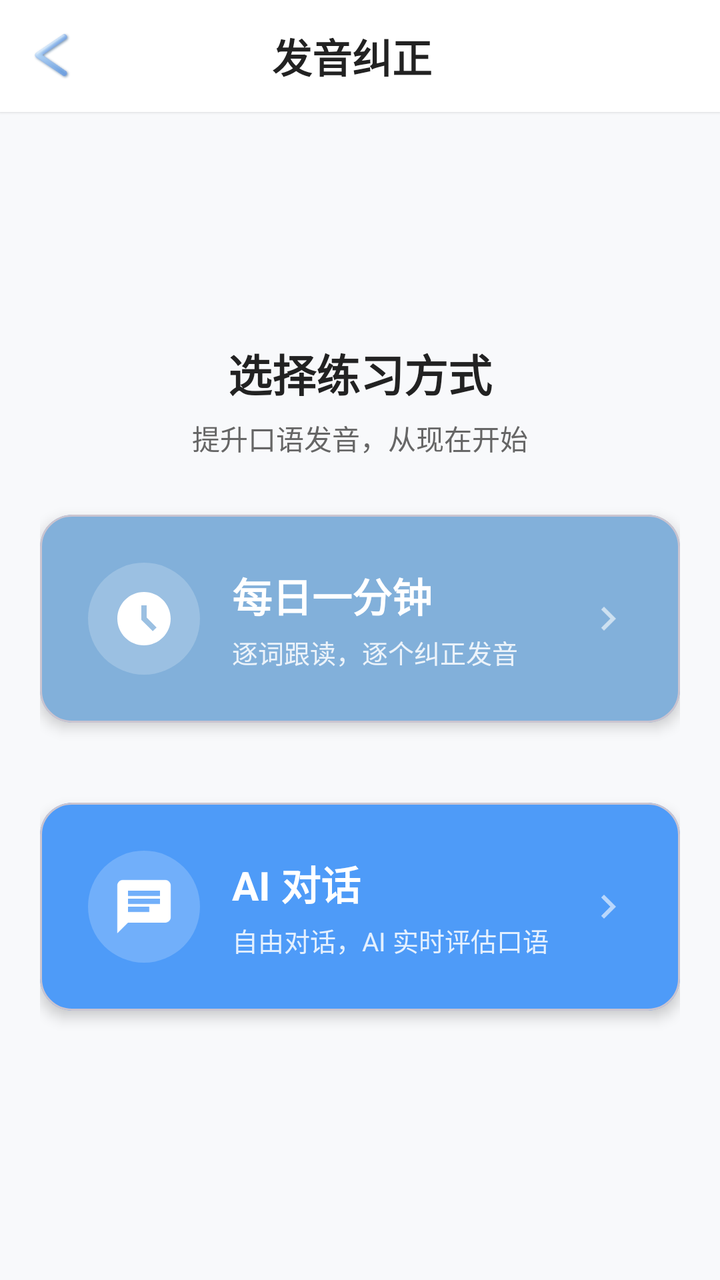
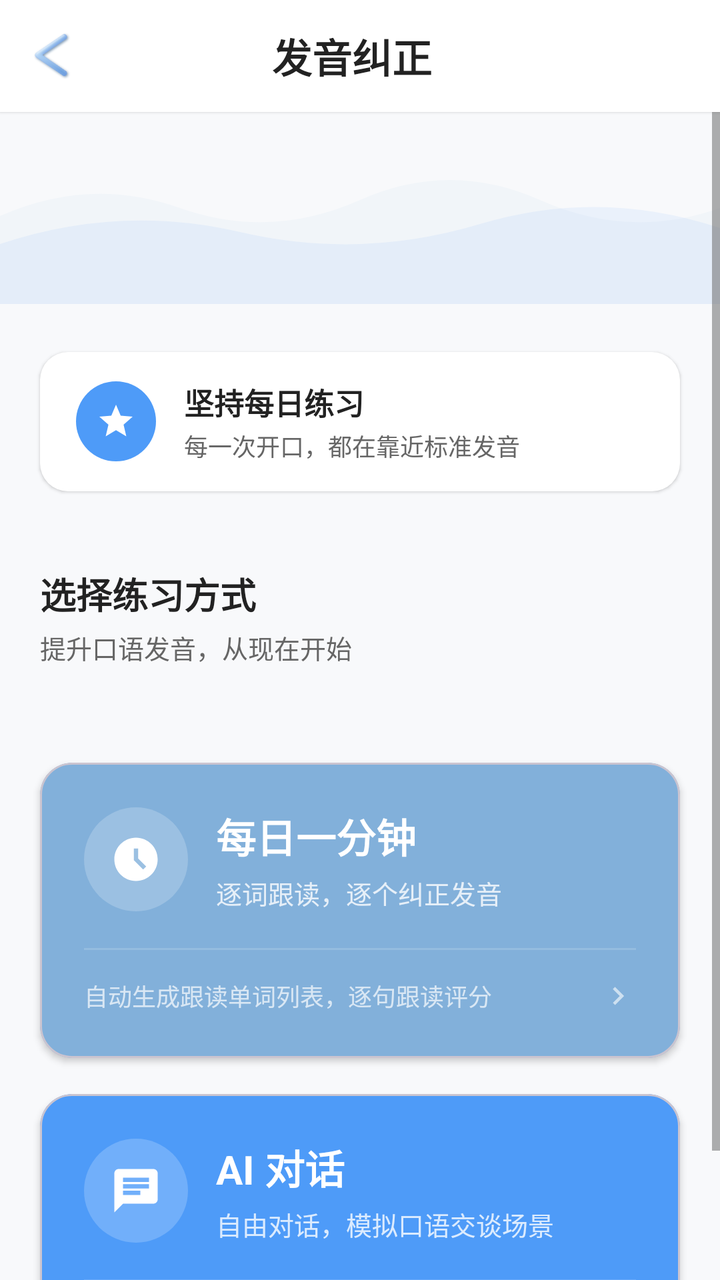

An Android layout rendered at two revisions. The XML below is the earlier revision; the diff shows what the commit changed to produce the second picture.
<!-- AndroidManifest.xml: application theme Theme.Memory -->
<!-- res/layout/pronunciation_menu_layout.xml -->
<?xml version="1.0" encoding="utf-8"?>
<LinearLayout xmlns:android="http://schemas.android.com/apk/res/android"
    xmlns:app="http://schemas.android.com/apk/res-auto"
    xmlns:tools="http://schemas.android.com/tools"
    android:layout_width="match_parent"
    android:layout_height="match_parent"
    android:orientation="vertical"
    android:background="@color/theme_surface"
    tools:context=".ui.treasure_view.pronunciation_view.PronunciationMenuActivity">

    
    <LinearLayout
        android:layout_width="match_parent"
        android:layout_height="56dp"
        android:background="@color/white"
        android:orientation="horizontal"
        android:paddingStart="4dp"
        android:paddingEnd="12dp"
        android:gravity="center_vertical"
        android:elevation="1dp">

        <ImageButton
            android:id="@+id/btn_back"
            android:layout_width="44dp"
            android:layout_height="44dp"
            android:src="@drawable/back"
            android:padding="10dp"
            android:background="?attr/selectableItemBackgroundBorderless"
            android:scaleType="fitCenter"
            android:contentDescription="@string/backBtn_name" />

        <TextView
            android:layout_width="0dp"
            android:layout_height="wrap_content"
            android:layout_weight="1"
            android:text="发音纠正"
            android:textSize="20sp"
            android:textStyle="bold"
            android:gravity="center"
            android:textColor="@color/theme_text_primary" />

        <View
            android:layout_width="44dp"
            android:layout_height="44dp" />
    </LinearLayout>

    
    <ScrollView
        android:layout_width="match_parent"
        android:layout_height="match_parent"
        android:fillViewport="true">

        <LinearLayout
            android:layout_width="match_parent"
            android:layout_height="wrap_content"
            android:orientation="vertical"
            android:gravity="center"
            android:paddingStart="20dp"
            android:paddingEnd="20dp"
            android:paddingTop="32dp"
            android:paddingBottom="32dp">

            <TextView
                android:layout_width="wrap_content"
                android:layout_height="wrap_content"
                android:text="选择练习方式"
                android:textSize="22sp"
                android:textStyle="bold"
                android:textColor="@color/theme_text_primary"
                android:layout_marginBottom="6dp" />

            <TextView
                android:layout_width="wrap_content"
                android:layout_height="wrap_content"
                android:text="提升口语发音，从现在开始"
                android:textSize="14sp"
                android:textColor="@color/theme_text_secondary"
                android:layout_marginBottom="28dp" />

            
            <com.google.android.material.card.MaterialCardView
                android:id="@+id/card_daily_minute"
                android:layout_width="match_parent"
                android:layout_height="wrap_content"
                android:layout_marginBottom="40dp"
                app:cardElevation="4dp"
                app:cardCornerRadius="16dp"
                app:cardBackgroundColor="@color/theme_primary"
                android:clickable="true"
                android:focusable="true"
                android:foreground="?attr/selectableItemBackground">

                <LinearLayout
                    android:layout_width="match_parent"
                    android:layout_height="wrap_content"
                    android:orientation="horizontal"
                    android:gravity="center_vertical"
                    android:padding="24dp">

                    <ImageView
                        android:id="@+id/daily_minute_button"
                        android:layout_width="56dp"
                        android:layout_height="56dp"
                        android:src="@drawable/baseline_access_time_filled_24"
                        android:tint="@color/white"
                        android:background="@drawable/bg_circle_white_translucent"
                        android:padding="12dp"
                        android:contentDescription="每日一分钟" />

                    <LinearLayout
                        android:layout_width="0dp"
                        android:layout_height="wrap_content"
                        android:layout_weight="1"
                        android:orientation="vertical"
                        android:layout_marginStart="16dp">

                        <TextView
                            android:layout_width="wrap_content"
                            android:layout_height="wrap_content"
                            android:text="每日一分钟"
                            android:textColor="@color/white"
                            android:textSize="20sp"
                            android:textStyle="bold" />

                        <TextView
                            android:layout_width="wrap_content"
                            android:layout_height="wrap_content"
                            android:text="逐词跟读，逐个纠正发音"
                            android:textColor="@color/white"
                            android:textSize="13sp"
                            android:alpha="0.85"
                            android:layout_marginTop="4dp" />
                    </LinearLayout>

                    <ImageView
                        android:layout_width="24dp"
                        android:layout_height="24dp"
                        android:src="@drawable/baseline_chevron_right_24"
                        android:tint="@color/white"
                        android:alpha="0.6" />
                </LinearLayout>
            </com.google.android.material.card.MaterialCardView>

            
            <com.google.android.material.card.MaterialCardView
                android:id="@+id/card_ai_chat"
                android:layout_width="match_parent"
                android:layout_height="wrap_content"
                android:layout_marginBottom="20dp"
                app:cardElevation="4dp"
                app:cardCornerRadius="16dp"
                app:cardBackgroundColor="@color/theme_stress"
                android:clickable="true"
                android:focusable="true"
                android:foreground="?attr/selectableItemBackground">

                <LinearLayout
                    android:layout_width="match_parent"
                    android:layout_height="wrap_content"
                    android:orientation="horizontal"
                    android:gravity="center_vertical"
                    android:padding="24dp">

                    <ImageView
                        android:id="@+id/AI_chat_button"
                        android:layout_width="56dp"
                        android:layout_height="56dp"
                        android:src="@drawable/baseline_chat_24"
                        android:tint="@color/white"
                        android:background="@drawable/bg_circle_white_translucent"
                        android:padding="12dp"
                        android:contentDescription="AI 对话" />

                    <LinearLayout
                        android:layout_width="0dp"
                        android:layout_height="wrap_content"
                        android:layout_weight="1"
                        android:orientation="vertical"
                        android:layout_marginStart="16dp">

                        <TextView
                            android:layout_width="wrap_content"
                            android:layout_height="wrap_content"
                            android:text="AI 对话"
                            android:textColor="@color/white"
                            android:textSize="20sp"
                            android:textStyle="bold" />

                        <TextView
                            android:layout_width="wrap_content"
                            android:layout_height="wrap_content"
                            android:text="自由对话，AI 实时评估口语"
                            android:textColor="@color/white"
                            android:textSize="13sp"
                            android:alpha="0.85"
                            android:layout_marginTop="4dp" />
                    </LinearLayout>

                    <ImageView
                        android:layout_width="24dp"
                        android:layout_height="24dp"
                        android:src="@drawable/baseline_chevron_right_24"
                        android:tint="@color/white"
                        android:alpha="0.6" />
                </LinearLayout>
            </com.google.android.material.card.MaterialCardView>

        </LinearLayout>
    </ScrollView>

</LinearLayout>
<!-- resources referenced by this layout -->
<resources>
  <color name="theme_primary">#FF82B0DA</color>
  <color name="theme_stress">#4E9BF8</color>
  <color name="theme_surface">#F8F9FB</color>
  <color name="theme_text_primary">#222222</color>
  <color name="theme_text_secondary">#666666</color>
  <color name="white">#FFFFFFFF</color>
  <!-- drawable baseline_access_time_filled_24 (drawable) -->
  <vector xmlns:android="http://schemas.android.com/apk/res/android" android:autoMirrored="true" android:height="24dp" android:tint="#FFFFFF" android:viewportHeight="24" android:viewportWidth="24" android:width="24dp">
        
      <path android:fillColor="@android:color/white" android:pathData="M11.99,2C6.47,2 2,6.48 2,12s4.47,10 9.99,10C17.52,22 22,17.52 22,12S17.52,2 11.99,2zM15.29,16.71L11,12.41V7h2v4.59l3.71,3.71L15.29,16.71z"/>
      
  </vector>
  <!-- drawable baseline_chat_24 (drawable) -->
  <vector xmlns:android="http://schemas.android.com/apk/res/android" android:autoMirrored="true" android:height="24dp" android:tint="#FFFFFF" android:viewportHeight="24" android:viewportWidth="24" android:width="24dp">
        
      <path android:fillColor="@android:color/white" android:pathData="M20,2L4,2c-1.1,0 -1.99,0.9 -1.99,2L2,22l4,-4h14c1.1,0 2,-0.9 2,-2L22,4c0,-1.1 -0.9,-2 -2,-2zM6,9h12v2L6,11L6,9zM14,14L6,14v-2h8v2zM18,8L6,8L6,6h12v2z"/>
      
  </vector>
  <!-- drawable baseline_chevron_right_24 (drawable) -->
  <?xml version="1.0" encoding="utf-8"?>
  <vector xmlns:android="http://schemas.android.com/apk/res/android"
      android:width="24dp"
      android:height="24dp"
      android:viewportWidth="24"
      android:viewportHeight="24"
      android:tint="?attr/colorControlNormal">
      <path
          android:fillColor="@android:color/white"
          android:pathData="M10,6L8.59,7.41 13.17,12l-4.58,4.59L10,18l6,-6z"/>
  </vector>
  <!-- drawable bg_circle_white_translucent (drawable) -->
  <?xml version="1.0" encoding="utf-8"?>
  <shape xmlns:android="http://schemas.android.com/apk/res/android"
      android:shape="oval">
      <solid android:color="#33FFFFFF" />
  </shape>
  <string name="backBtn_name">返回按钮</string>
  <style name="Theme.Memory" parent="Base.Theme.Memory" />
  <color name="theme_on_primary">#FFFFFF</color>
  <color name="theme_on_stress">#222222</color>
  <color name="theme_error">#FF5252</color>
  <!-- unchanged entries left out for length: 2 -->
</resources>

<!-- the commit's change to res/layout/pronunciation_menu_layout.xml (unified diff, before → after) -->
@@ -53,37 +53,98 @@
         <LinearLayout
             android:layout_width="match_parent"
             android:layout_height="wrap_content"
-            android:orientation="vertical"
-            android:gravity="center"
-            android:paddingStart="20dp"
-            android:paddingEnd="20dp"
-            android:paddingTop="32dp"
-            android:paddingBottom="32dp">
-
+            android:orientation="vertical">
+            <ImageView
+                    android:layout_width="match_parent"
+                    android:layout_height="96dp"
+                    android:src="@drawable/bg_pronunciation_wave"
+                    android:scaleType="fitXY"
+                    android:contentDescription="@null"/>
+            <LinearLayout
+                android:layout_width="match_parent"
+                android:layout_height="wrap_content"
+                android:orientation="horizontal"
+                android:gravity="center_vertical"
+                android:layout_marginStart="20dp"
+                android:layout_marginEnd="20dp"
+                android:layout_marginTop="24dp"
+                android:layout_marginBottom="8dp"
+                android:background="@drawable/bg_streak_badge"
+                android:paddingStart="18dp"
+                android:paddingEnd="18dp"
+                android:paddingTop="14dp"
+                android:paddingBottom="14dp"
+                android:elevation="1dp">
+
+                <LinearLayout
+                    android:layout_width="40dp"
+                    android:layout_height="40dp"
+                    android:background="@drawable/bg_menu_card_icon_stress"
+                    android:gravity="center">
+
+                    <ImageView
+                        android:layout_width="20dp"
+                        android:layout_height="20dp"
+                        android:src="@drawable/baseline_star_24"
+                        android:tint="@color/white"
+                        android:contentDescription="@null" />
+                </LinearLayout>
+
+                <LinearLayout
+                    android:layout_width="0dp"
+                    android:layout_height="wrap_content"
+                    android:layout_weight="1"
+                    android:orientation="vertical"
+                    android:layout_marginStart="14dp">
+
+                    <TextView
+                        android:layout_width="wrap_content"
+                        android:layout_height="wrap_content"
+                        android:text="坚持每日练习"
+                        android:textSize="15sp"
+                        android:textStyle="bold"
+                        android:textColor="@color/theme_text_primary" />
+
+                    <TextView
+                        android:layout_width="wrap_content"
+                        android:layout_height="wrap_content"
+                        android:text="每一次开口，都在靠近标准发音"
+                        android:textSize="12sp"
+                        android:textColor="@color/theme_text_secondary"
+                        android:layout_marginTop="2dp" />
+                </LinearLayout>
+            </LinearLayout>
+
+            
             <TextView
                 android:layout_width="wrap_content"
                 android:layout_height="wrap_content"
                 android:text="选择练习方式"
-                android:textSize="22sp"
+                android:textSize="18sp"
                 android:textStyle="bold"
                 android:textColor="@color/theme_text_primary"
-                android:layout_marginBottom="6dp" />
+                android:layout_marginStart="20dp"
+                android:layout_marginTop="30dp"
+                android:layout_marginBottom="4dp" />
 
             <TextView
                 android:layout_width="wrap_content"
                 android:layout_height="wrap_content"
                 android:text="提升口语发音，从现在开始"
-                android:textSize="14sp"
+                android:textSize="13sp"
                 android:textColor="@color/theme_text_secondary"
-                android:layout_marginBottom="28dp" />
+                android:layout_marginStart="20dp"
+                android:layout_marginBottom="48dp" />
 
             
             <com.google.android.material.card.MaterialCardView
                 android:id="@+id/card_daily_minute"
                 android:layout_width="match_parent"
                 android:layout_height="wrap_content"
-                android:layout_marginBottom="40dp"
-                app:cardElevation="4dp"
+                android:layout_marginStart="20dp"
+                android:layout_marginEnd="20dp"
+                android:layout_marginBottom="18dp"
+                app:cardElevation="2dp"
                 app:cardCornerRadius="16dp"
                 app:cardBackgroundColor="@color/theme_primary"
                 android:clickable="true"
@@ -93,51 +154,88 @@
                 <LinearLayout
                     android:layout_width="match_parent"
                     android:layout_height="wrap_content"
-                    android:orientation="horizontal"
-                    android:gravity="center_vertical"
-                    android:padding="24dp">
-
-                    <ImageView
-                        android:id="@+id/daily_minute_button"
-                        android:layout_width="56dp"
-                        android:layout_height="56dp"
-                        android:src="@drawable/baseline_access_time_filled_24"
-                        android:tint="@color/white"
-                        android:background="@drawable/bg_circle_white_translucent"
-                        android:padding="12dp"
-                        android:contentDescription="每日一分钟" />
-
+                    android:orientation="vertical"
+                    android:padding="22dp">
+
+                    
                     <LinearLayout
-                        android:layout_width="0dp"
-                        android:layout_height="wrap_content"
-                        android:layout_weight="1"
-                        android:orientation="vertical"
-                        android:layout_marginStart="16dp">
+                        android:layout_width="match_parent"
+                        android:layout_height="wrap_content"
+                        android:orientation="horizontal"
+                        android:gravity="center_vertical">
+
+                        <LinearLayout
+                            android:layout_width="52dp"
+                            android:layout_height="52dp"
+                            android:background="@drawable/bg_circle_white_translucent"
+                            android:gravity="center">
+
+                            <ImageView
+                                android:id="@+id/daily_minute_button"
+                                android:layout_width="26dp"
+                                android:layout_height="26dp"
+                                android:src="@drawable/baseline_access_time_filled_24"
+                                android:tint="@color/white"
+                                android:contentDescription="每日一分钟" />
+                        </LinearLayout>
+
+                        <LinearLayout
+                            android:layout_width="0dp"
+                            android:layout_height="wrap_content"
+                            android:layout_weight="1"
+                            android:orientation="vertical"
+                            android:layout_marginStart="14dp">
+
+                            <TextView
+                                android:layout_width="wrap_content"
+                                android:layout_height="wrap_content"
+                                android:text="每日一分钟"
+                                android:textColor="@color/white"
+                                android:textSize="20sp"
+                                android:textStyle="bold" />
+
+                            <TextView
+                                android:layout_width="wrap_content"
+                                android:layout_height="wrap_content"
+                                android:text="逐词跟读，逐个纠正发音"
+                                android:textColor="@color/white"
+                                android:textSize="13sp"
+                                android:alpha="0.8"
+                                android:layout_marginTop="4dp" />
+                        </LinearLayout>
+                    </LinearLayout>
+
+                    
+                    <View
+                        android:layout_width="match_parent"
+                        android:layout_height="1dp"
+                        android:background="@color/white"
+                        android:alpha="0.15"
+                        android:layout_marginTop="18dp"
+                        android:layout_marginBottom="14dp" />
+
+                    <LinearLayout
+                        android:layout_width="match_parent"
+                        android:layout_height="wrap_content"
+                        android:orientation="horizontal"
+                        android:gravity="center_vertical">
 
                         <TextView
-                            android:layout_width="wrap_content"
+                            android:layout_width="0dp"
                             android:layout_height="wrap_content"
-                            android:text="每日一分钟"
+                            android:layout_weight="1"
+                            android:text="自动生成跟读单词列表，逐句跟读评分"
                             android:textColor="@color/white"
-                            android:textSize="20sp"
-                            android:textStyle="bold" />
-
-                        <TextView
-                            android:layout_width="wrap_content"
-                            android:layout_height="wrap_content"
-                            android:text="逐词跟读，逐个纠正发音"
-                            android:textColor="@color/white"
-                            android:textSize="13sp"
-                            android:alpha="0.85"
-                            android:layout_marginTop="4dp" />
+                            android:textSize="12sp"
+                            android:alpha="0.7" />
+
+                        <ImageView
+                            android:layout_width="18dp"
+                            android:layout_height="18dp"
+                            android:src="@drawable/baseline_chevron_right_24"
+                            android:tint="@color/white"
+                            android:alpha="0.6" />
                     </LinearLayout>
-
-                    <ImageView
-                        android:layout_width="24dp"
-                        android:layout_height="24dp"
-                        android:src="@drawable/baseline_chevron_right_24"
-                        android:tint="@color/white"
-                        android:alpha="0.6" />
                 </LinearLayout>
             </com.google.android.material.card.MaterialCardView>
 
@@ -146,8 +244,10 @@
                 android:id="@+id/card_ai_chat"
                 android:layout_width="match_parent"
                 android:layout_height="wrap_content"
-                android:layout_marginBottom="20dp"
-                app:cardElevation="4dp"
+                android:layout_marginStart="20dp"
+                android:layout_marginEnd="20dp"
+                android:layout_marginBottom="18dp"
+                app:cardElevation="2dp"
                 app:cardCornerRadius="16dp"
                 app:cardBackgroundColor="@color/theme_stress"
                 android:clickable="true"
@@ -157,54 +257,93 @@
                 <LinearLayout
                     android:layout_width="match_parent"
                     android:layout_height="wrap_content"
-                    android:orientation="horizontal"
-                    android:gravity="center_vertical"
-                    android:padding="24dp">
-
-                    <ImageView
-                        android:id="@+id/AI_chat_button"
-                        android:layout_width="56dp"
-                        android:layout_height="56dp"
-                        android:src="@drawable/baseline_chat_24"
-                        android:tint="@color/white"
-                        android:background="@drawable/bg_circle_white_translucent"
-                        android:padding="12dp"
-                        android:contentDescription="AI 对话" />
-
+                    android:orientation="vertical"
+                    android:padding="22dp">
+
+                    
                     <LinearLayout
-                        android:layout_width="0dp"
-                        android:layout_height="wrap_content"
-                        android:layout_weight="1"
-                        android:orientation="vertical"
-                        android:layout_marginStart="16dp">
+                        android:layout_width="match_parent"
+                        android:layout_height="wrap_content"
+                        android:orientation="horizontal"
+                        android:gravity="center_vertical">
+
+                        <LinearLayout
+                            android:layout_width="52dp"
+                            android:layout_height="52dp"
+                            android:background="@drawable/bg_circle_white_translucent"
+                            android:gravity="center">
+
+                            <ImageView
+                                android:id="@+id/AI_chat_button"
+                                android:layout_width="26dp"
+                                android:layout_height="26dp"
+                                android:src="@drawable/baseline_chat_24"
+                                android:tint="@color/white"
+                                android:contentDescription="AI 对话" />
+                        </LinearLayout>
+
+                        <LinearLayout
+                            android:layout_width="0dp"
+                            android:layout_height="wrap_content"
+                            android:layout_weight="1"
+                            android:orientation="vertical"
+                            android:layout_marginStart="14dp">
+
+                            <TextView
+                                android:layout_width="wrap_content"
+                                android:layout_height="wrap_content"
+                                android:text="AI 对话"
+                                android:textColor="@color/white"
+                                android:textSize="20sp"
+                                android:textStyle="bold" />
+
+                            <TextView
+                                android:layout_width="wrap_content"
+                                android:layout_height="wrap_content"
+                                android:text="自由对话，模拟口语交谈场景"
+                                android:textColor="@color/white"
+                                android:textSize="13sp"
+                                android:alpha="0.8"
+                                android:layout_marginTop="4dp" />
+                        </LinearLayout>
+                    </LinearLayout>
+
+                    
+                    <View
+                        android:layout_width="match_parent"
+                        android:layout_height="1dp"
+                        android:background="@color/white"
+                        android:alpha="0.15"
+                        android:layout_marginTop="18dp"
+                        android:layout_marginBottom="14dp" />
+
+                    <LinearLayout
+                        android:layout_width="match_parent"
+                        android:layout_height="wrap_content"
+                        android:orientation="horizontal"
+                        android:gravity="center_vertical">
 
                         <TextView
-                            android:layout_width="wrap_content"
+                            android:layout_width="0dp"
                             android:layout_height="wrap_content"
-                            android:text="AI 对话"
+                            android:layout_weight="1"
+                            android:text="与 AI 自由交谈，获得即时反馈"
                             android:textColor="@color/white"
-                            android:textSize="20sp"
-                            android:textStyle="bold" />
-
-                        <TextView
-                            android:layout_width="wrap_content"
-                            android:layout_height="wrap_content"
-                            android:text="自由对话，AI 实时评估口语"
-                            android:textColor="@color/white"
-                            android:textSize="13sp"
-                            android:alpha="0.85"
-                            android:layout_marginTop="4dp" />
+                            android:textSize="12sp"
+                            android:alpha="0.7" />
+
+                        <ImageView
+                            android:layout_width="18dp"
+                            android:layout_height="18dp"
+                            android:src="@drawable/baseline_chevron_right_24"
+                            android:tint="@color/white"
+                            android:alpha="0.6" />
                     </LinearLayout>
-
-                    <ImageView
-                        android:layout_width="24dp"
-                        android:layout_height="24dp"
-                        android:src="@drawable/baseline_chevron_right_24"
-                        android:tint="@color/white"
-                        android:alpha="0.6" />
                 </LinearLayout>
             </com.google.android.material.card.MaterialCardView>
 
+            
+
         </LinearLayout>
     </ScrollView>
 
<!-- resource entries referenced after the edit -->
@@ -30,14 +30,52 @@
           android:fillColor="@android:color/white"
           android:pathData="M10,6L8.59,7.41 13.17,12l-4.58,4.59L10,18l6,-6z"/>
   </vector>
+  <!-- drawable baseline_star_24 (drawable) -->
+  <vector xmlns:android="http://schemas.android.com/apk/res/android" android:height="24dp" android:tint="#F6C810" android:viewportHeight="24" android:viewportWidth="24" android:width="24dp">
+        
+      <path android:fillColor="@android:color/white" android:pathData="M12,17.27L18.18,21l-1.64,-7.03L22,9.24l-7.19,-0.61L12,2 9.19,8.63 2,9.24l5.46,4.73L5.82,21z"/>
+      
+  </vector>
   <!-- drawable bg_circle_white_translucent (drawable) -->
   <?xml version="1.0" encoding="utf-8"?>
   <shape xmlns:android="http://schemas.android.com/apk/res/android"
       android:shape="oval">
       <solid android:color="#33FFFFFF" />
   </shape>
+  <!-- drawable bg_menu_card_icon_stress (drawable) -->
+  <?xml version="1.0" encoding="utf-8"?>
+  <shape xmlns:android="http://schemas.android.com/apk/res/android"
+      android:shape="oval">
+      <solid android:color="@color/theme_stress" />
+  </shape>
+  <!-- drawable bg_pronunciation_wave (drawable) -->
+  <?xml version="1.0" encoding="utf-8"?>
+  <vector xmlns:android="http://schemas.android.com/apk/res/android"
+      android:width="360dp"
+      android:height="96dp"
+      android:viewportWidth="360"
+      android:viewportHeight="96">
+      
+      <path
+          android:fillColor="@color/theme_primary"
+          android:fillAlpha="0.06"
+          android:pathData="M0,96 L0,52 Q45,32 90,48 Q135,64 180,44 Q225,24 270,44 Q315,64 360,48 L360,96 Z" />
+      
+      <path
+          android:fillColor="@color/theme_stress"
+          android:fillAlpha="0.08"
+          android:pathData="M0,96 L0,66 Q60,46 120,60 Q180,74 240,56 Q300,38 360,58 L360,96 Z" />
+  </vector>
+  <!-- drawable bg_streak_badge (drawable) -->
+  <?xml version="1.0" encoding="utf-8"?>
+  <shape xmlns:android="http://schemas.android.com/apk/res/android"
+      android:shape="rectangle">
+      <solid android:color="@color/card_background" />
+      <corners android:radius="14dp" />
+  </shape>
   <string name="backBtn_name">返回按钮</string>
   <style name="Theme.Memory" parent="Base.Theme.Memory" />
+  <color name="card_background">#FFFFFFFF</color>
   <color name="theme_on_primary">#FFFFFF</color>
   <color name="theme_on_stress">#222222</color>
   <color name="theme_error">#FF5252</color>
